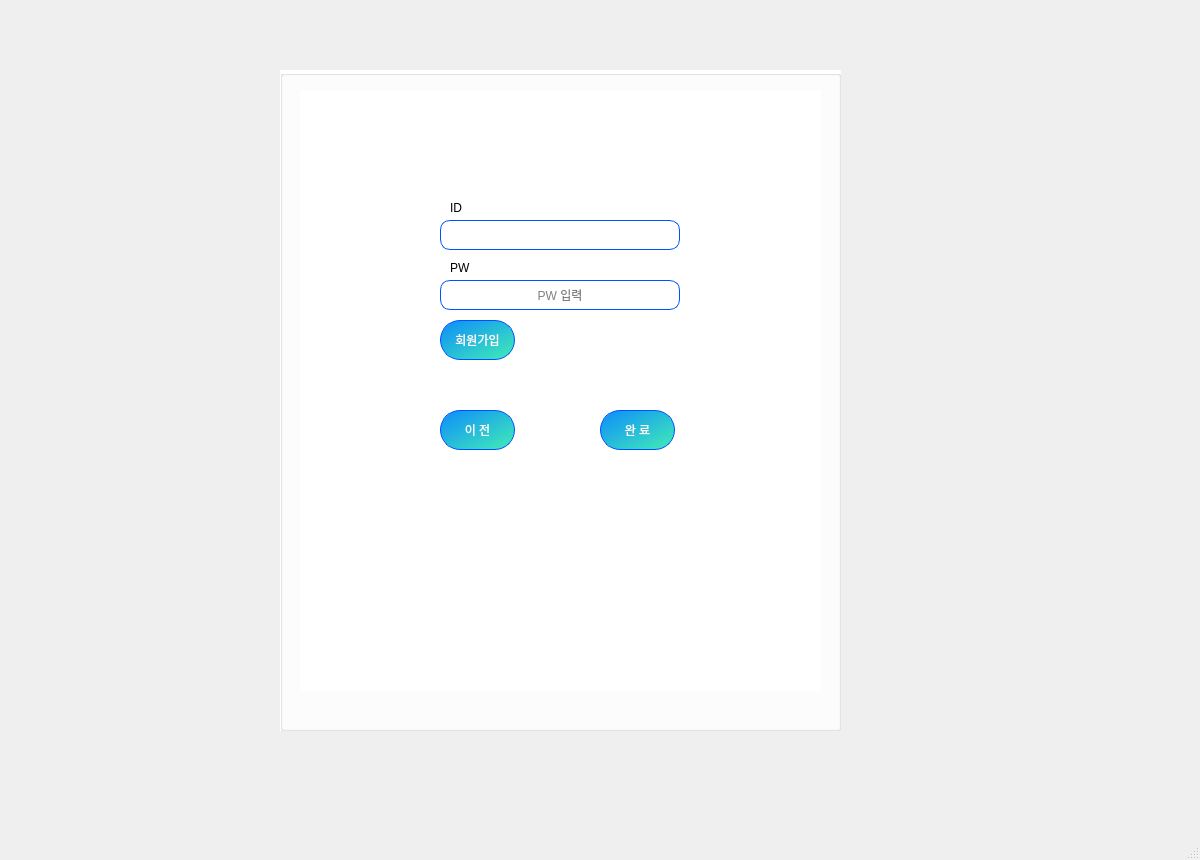
First picture: the form in Teacher.ui, repository gitaeyu/Education_app, before the edit.
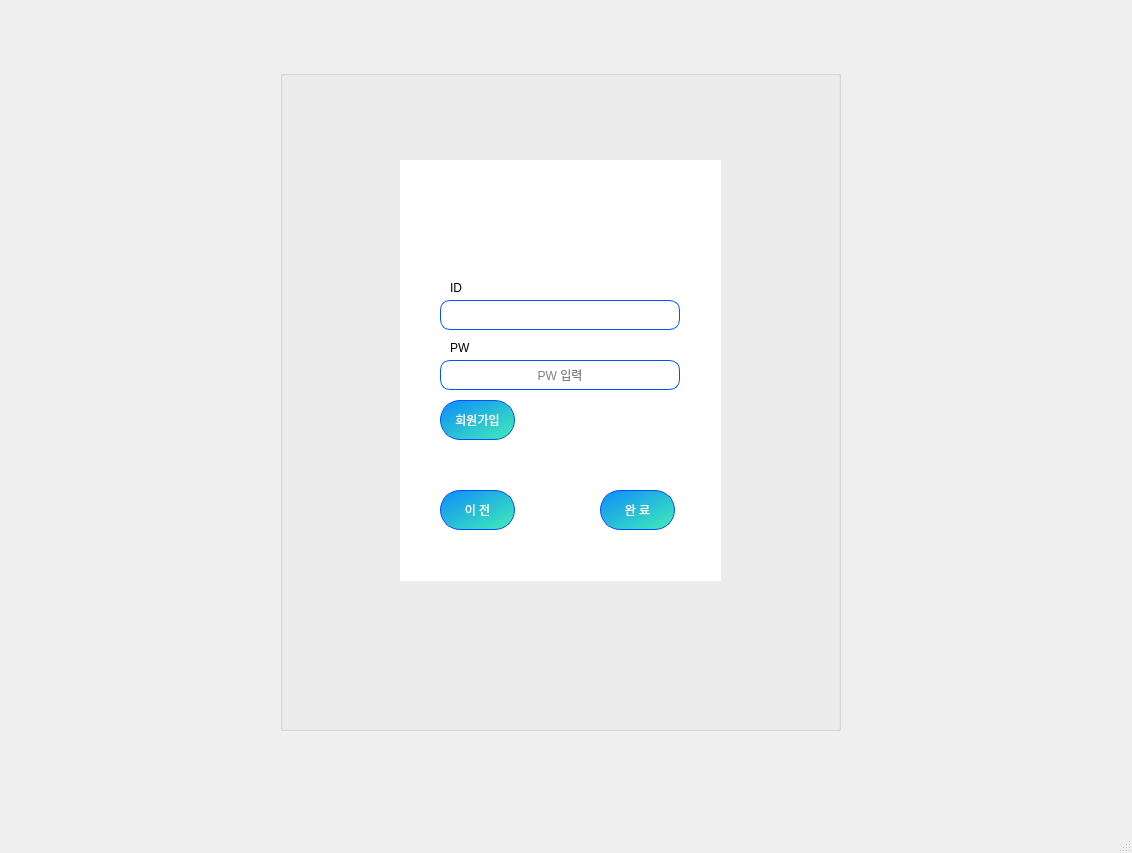
Second picture: the form after the edit. The open tabs and pages were chosen to show the change.

The edit to the form file:
```diff
--- a/Teacher.ui
+++ b/Teacher.ui
@@ -6,8 +6,8 @@
    <rect>
     <x>0</x>
     <y>0</y>
-    <width>1200</width>
-    <height>860</height>
+    <width>1132</width>
+    <height>853</height>
    </rect>
   </property>
   <property name="windowTitle">
@@ -37,7 +37,7 @@
        </rect>
       </property>
       <property name="styleSheet">
-       <string notr="true">background-color: rgb(255, 255, 255)</string>
+       <string notr="true"/>
       </property>
       <property name="title">
        <string/>
@@ -45,12 +45,16 @@
       <widget class="QStackedWidget" name="login_stack">
        <property name="geometry">
         <rect>
-         <x>20</x>
-         <y>20</y>
-         <width>521</width>
-         <height>601</height>
+         <x>120</x>
+         <y>90</y>
+         <width>321</width>
+         <height>421</height>
         </rect>
        </property>
+       <property name="styleSheet">
+        <string notr="true">
+background-color:white;</string>
+       </property>
        <property name="currentIndex">
         <number>0</number>
        </property>
@@ -162,8 +166,8 @@
         <widget class="QLineEdit" name="le_input_PW">
          <property name="geometry">
           <rect>
-           <x>140</x>
-           <y>190</y>
+           <x>40</x>
+           <y>200</y>
            <width>240</width>
            <height>30</height>
           </rect>
@@ -187,8 +191,8 @@
         <widget class="QPushButton" name="btn_prev">
          <property name="geometry">
           <rect>
-           <x>140</x>
-           <y>320</y>
+           <x>40</x>
+           <y>330</y>
            <width>75</width>
            <height>40</height>
           </rect>
@@ -222,8 +226,8 @@
          </property>
          <property name="geometry">
           <rect>
-           <x>140</x>
-           <y>130</y>
+           <x>40</x>
+           <y>140</y>
            <width>240</width>
            <height>30</height>
           </rect>
@@ -244,8 +248,8 @@
         <widget class="QPushButton" name="btn_join2">
          <property name="geometry">
           <rect>
-           <x>140</x>
-           <y>230</y>
+           <x>40</x>
+           <y>240</y>
            <width>75</width>
            <height>40</height>
           </rect>
@@ -276,8 +280,8 @@
         <widget class="QPushButton" name="btn_move_main">
          <property name="geometry">
           <rect>
-           <x>300</x>
-           <y>320</y>
+           <x>200</x>
+           <y>330</y>
            <width>75</width>
            <height>40</height>
           </rect>
@@ -308,8 +312,8 @@
         <widget class="QLabel" name="label_12">
          <property name="geometry">
           <rect>
-           <x>150</x>
-           <y>170</y>
+           <x>50</x>
+           <y>180</y>
            <width>91</width>
            <height>16</height>
           </rect>
@@ -321,8 +325,8 @@
         <widget class="QLabel" name="label_13">
          <property name="geometry">
           <rect>
-           <x>150</x>
-           <y>110</y>
+           <x>50</x>
+           <y>120</y>
            <width>21</width>
            <height>16</height>
           </rect>
@@ -688,6 +692,21 @@
        </widget>
       </widget>
      </widget>
+     <widget class="QLabel" name="background_label">
+      <property name="geometry">
+       <rect>
+        <x>0</x>
+        <y>0</y>
+        <width>1131</width>
+        <height>841</height>
+       </rect>
+      </property>
+      <property name="text">
+       <string/>
+      </property>
+     </widget>
+     <zorder>background_label</zorder>
+     <zorder>groupBox</zorder>
     </widget>
     <widget class="QWidget" name="page">
      <widget class="QStackedWidget" name="stackedWidget">
```
Left out of the diff: 31 changed lines with no effect on the pictures.
